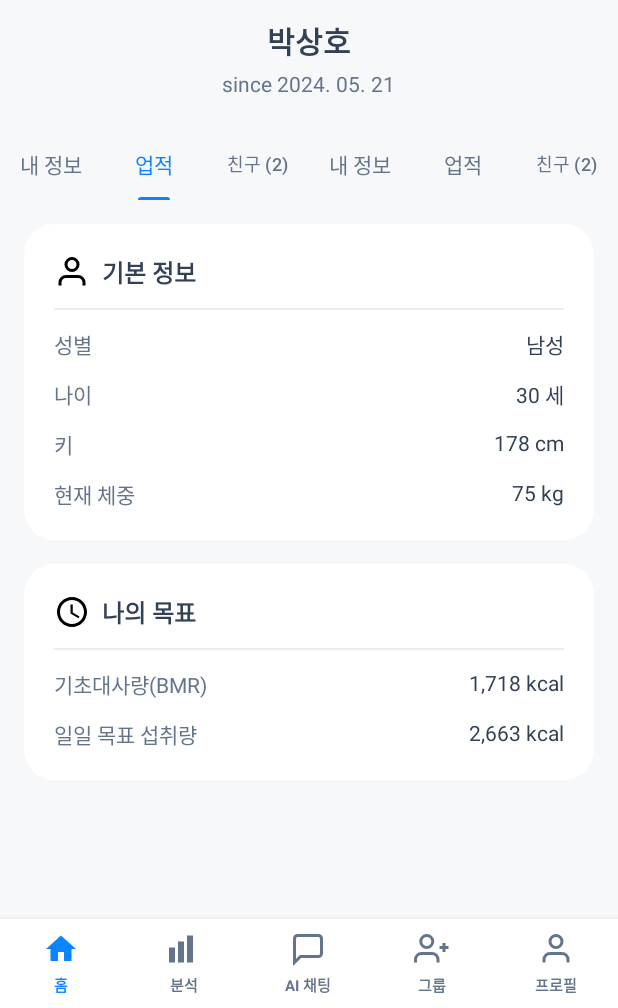
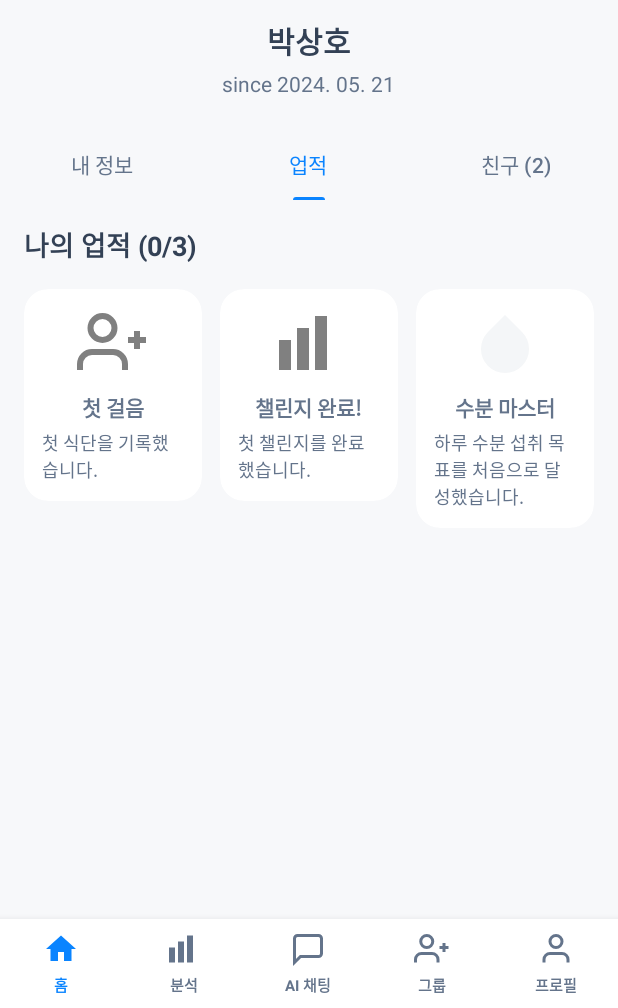
Before and after one commit to lukehemmin/AI_DIET_APP, an Android app: the fragment ProfileFragment placed in its activity, tab 2 chosen, on a phone screen of 412 x 824 dp, the part 228-1236 px from its top. Run offline under Robolectric (Android 15) with nearby library versions, the phone set to English and light mode, and no system bars; libraries missing offline, so code that uses them is left out: com.github.mikephil.charting; 21 statements that could not run were skipped.

```diff
--- /dev/null
+++ b/app/src/main/java/com/lukehemmin/ai_diet_app/adapters/FriendAdapter.java
@@ -0,0 +1,54 @@
+package com.lukehemmin.ai_diet_app.adapters;
+
+import android.view.LayoutInflater;
+import android.view.View;
+import android.view.ViewGroup;
+import android.widget.ImageView;
+import android.widget.TextView;
+
+import androidx.annotation.NonNull;
+import androidx.recyclerview.widget.RecyclerView;
+
+import com.lukehemmin.ai_diet_app.R;
+import com.lukehemmin.ai_diet_app.models.Friend;
+
+import java.util.List;
+
+public class FriendAdapter extends RecyclerView.Adapter<FriendAdapter.FriendViewHolder> {
+
+    private List<Friend> friendList;
+
+    public FriendAdapter(List<Friend> friendList) {
+        this.friendList = friendList;
+    }
+
+    @NonNull
+    @Override
+    public FriendViewHolder onCreateViewHolder(@NonNull ViewGroup parent, int viewType) {
+        View view = LayoutInflater.from(parent.getContext()).inflate(R.layout.item_friend, parent, false);
+        return new FriendViewHolder(view);
+    }
+
+    @Override
+    public void onBindViewHolder(@NonNull FriendViewHolder holder, int position) {
+        Friend friend = friendList.get(position);
+        holder.friendName.setText(friend.getName());
+        holder.friendAvatar.setImageResource(friend.getAvatarResId());
+    }
+
+    @Override
+    public int getItemCount() {
+        return friendList.size();
+    }
+
+    static class FriendViewHolder extends RecyclerView.ViewHolder {
+        ImageView friendAvatar;
+        TextView friendName;
+
+        public FriendViewHolder(@NonNull View itemView) {
+            super(itemView);
+            friendAvatar = itemView.findViewById(R.id.img_friend_avatar);
+            friendName = itemView.findViewById(R.id.txt_friend_name);
+        }
+    }
+}
--- /dev/null
+++ b/app/src/main/java/com/lukehemmin/ai_diet_app/fragments/ProfileAchievementsFragment.java
@@ -0,0 +1,21 @@
+package com.lukehemmin.ai_diet_app.fragments;
+
+import android.os.Bundle;
+import android.view.LayoutInflater;
+import android.view.View;
+import android.view.ViewGroup;
+
+import androidx.annotation.NonNull;
+import androidx.annotation.Nullable;
+import androidx.fragment.app.Fragment;
+
+import com.lukehemmin.ai_diet_app.R;
+
+public class ProfileAchievementsFragment extends Fragment {
+
+    @Nullable
+    @Override
+    public View onCreateView(@NonNull LayoutInflater inflater, @Nullable ViewGroup container, @Nullable Bundle savedInstanceState) {
+        return inflater.inflate(R.layout.fragment_profile_achievements, container, false);
+    }
+}
--- a/app/src/main/java/com/lukehemmin/ai_diet_app/fragments/ProfileFragment.java
+++ b/app/src/main/java/com/lukehemmin/ai_diet_app/fragments/ProfileFragment.java
@@ -17,12 +17,13 @@ import com.google.android.material.tabs.TabLayout;
 import com.google.android.material.tabs.TabLayoutMediator;
 import com.lukehemmin.ai_diet_app.R;
 
+import androidx.viewpager2.adapter.FragmentStateAdapter;
+
 public class ProfileFragment extends Fragment {
 
     private TabLayout tabLayout;
-    private FrameLayout contentContainer;
+    private ViewPager2 viewPager;
     private ImageView btnSettings;
-    private TextView btnEditProfile;
     private TextView txtProfileName, txtSinceDate;
 
     @Nullable
@@ -31,51 +32,37 @@ public class ProfileFragment extends Fragment {
         View view = inflater.inflate(R.layout.fragment_profile, container, false);
 
         initializeViews(view);
-        setupTabs();
+        setupViewPager();
         setupListeners();
         loadProfileData();
-
-        // Load initial content
-        loadProfileInfoContent();
 
         return view;
     }
 
     private void initializeViews(View view) {
         tabLayout = view.findViewById(R.id.tab_layout);
-        contentContainer = view.findViewById(R.id.profile_content_container);
+        viewPager = view.findViewById(R.id.view_pager);
         btnSettings = view.findViewById(R.id.btn_settings);
         txtProfileName = view.findViewById(R.id.txt_profile_name);
         txtSinceDate = view.findViewById(R.id.txt_since_date);
     }
 
-    private void setupTabs() {
-        tabLayout.addTab(tabLayout.newTab().setText(R.string.profile_info));
-        tabLayout.addTab(tabLayout.newTab().setText(R.string.profile_achievements));
-        tabLayout.addTab(tabLayout.newTab().setText("친구 (2)"));
+    private void setupViewPager() {
+        viewPager.setAdapter(new ProfilePagerAdapter(this));
 
-        tabLayout.addOnTabSelectedListener(new TabLayout.OnTabSelectedListener() {
-            @Override
-            public void onTabSelected(TabLayout.Tab tab) {
-                switch (tab.getPosition()) {
+        new TabLayoutMediator(tabLayout, viewPager, (tab, position) -> {
+            switch (position) {
                 case 0:
-                        loadProfileInfoContent();
+                    tab.setText(R.string.profile_info);
                     break;
                 case 1:
-                        // Load achievements content
+                    tab.setText(R.string.profile_achievements);
                     break;
                 case 2:
-                        // Load friends content
+                    tab.setText("친구 (2)");
                     break;
             }
-            }
-
-            @Override
-            public void onTabUnselected(TabLayout.Tab tab) { }
-
-            @Override
-            public void onTabReselected(TabLayout.Tab tab) { }
-        });
+        }).attach();
     }
 
     private void setupListeners() {
@@ -87,13 +74,34 @@ public class ProfileFragment extends Fragment {
         txtSinceDate.setText("since 2024. 05. 21");
     }
 
-    private void loadProfileInfoContent() {
-        View profileInfoView = getLayoutInflater().inflate(R.layout.fragment_profile_info, contentContainer, false);
-        contentContainer.removeAllViews();
-        contentContainer.addView(profileInfoView);
-    }
-
     private void openSettings() {
         // TODO: Open settings
     }
+
+    private static class ProfilePagerAdapter extends FragmentStateAdapter {
+
+        public ProfilePagerAdapter(@NonNull Fragment fragment) {
+            super(fragment);
         }
+
+        @NonNull
+        @Override
+        public Fragment createFragment(int position) {
+            switch (position) {
+                case 0:
+                    return new ProfileInfoFragment();
+                case 1:
+                    return new ProfileAchievementsFragment();
+                case 2:
+                    return new ProfileFriendsFragment();
+                default:
+                    return new Fragment();
+            }
+        }
+
+        @Override
+        public int getItemCount() {
+            return 3;
+        }
+    }
+}
--- /dev/null
+++ b/app/src/main/java/com/lukehemmin/ai_diet_app/fragments/ProfileFriendsFragment.java
@@ -0,0 +1,51 @@
+package com.lukehemmin.ai_diet_app.fragments;
+
+import android.os.Bundle;
+import android.view.LayoutInflater;
+import android.view.View;
+import android.view.ViewGroup;
+
+import androidx.annotation.NonNull;
+import androidx.annotation.Nullable;
+import androidx.fragment.app.Fragment;
+
+import com.lukehemmin.ai_diet_app.R;
+
+import androidx.recyclerview.widget.LinearLayoutManager;
+import androidx.recyclerview.widget.RecyclerView;
+
+import com.lukehemmin.ai_diet_app.adapters.FriendAdapter;
+import com.lukehemmin.ai_diet_app.models.Friend;
+
+import java.util.ArrayList;
+import java.util.List;
+
+public class ProfileFriendsFragment extends Fragment {
+
+    private RecyclerView recyclerView;
+    private FriendAdapter adapter;
+    private List<Friend> friendList;
+
+    @Nullable
+    @Override
+    public View onCreateView(@NonNull LayoutInflater inflater, @Nullable ViewGroup container, @Nullable Bundle savedInstanceState) {
+        View view = inflater.inflate(R.layout.fragment_profile_friends, container, false);
+
+        recyclerView = view.findViewById(R.id.rv_friends);
+        recyclerView.setLayoutManager(new LinearLayoutManager(getContext()));
+
+        loadFriends();
+
+        adapter = new FriendAdapter(friendList);
+        recyclerView.setAdapter(adapter);
+
+        return view;
+    }
+
+    private void loadFriends() {
+        friendList = new ArrayList<>();
+        // Mock data, replace with actual data source
+        friendList.add(new Friend("안병은", R.drawable.ic_launcher_foreground));
+        friendList.add(new Friend("김철수", R.drawable.ic_launcher_foreground));
+    }
+}
--- /dev/null
+++ b/app/src/main/java/com/lukehemmin/ai_diet_app/fragments/ProfileInfoFragment.java
@@ -0,0 +1,21 @@
+package com.lukehemmin.ai_diet_app.fragments;
+
+import android.os.Bundle;
+import android.view.LayoutInflater;
+import android.view.View;
+import android.view.ViewGroup;
+
+import androidx.annotation.NonNull;
+import androidx.annotation.Nullable;
+import androidx.fragment.app.Fragment;
+
+import com.lukehemmin.ai_diet_app.R;
+
+public class ProfileInfoFragment extends Fragment {
+
+    @Nullable
+    @Override
+    public View onCreateView(@NonNull LayoutInflater inflater, @Nullable ViewGroup container, @Nullable Bundle savedInstanceState) {
+        return inflater.inflate(R.layout.fragment_profile_info, container, false);
+    }
+}
--- /dev/null
+++ b/app/src/main/java/com/lukehemmin/ai_diet_app/models/Friend.java
@@ -0,0 +1,19 @@
+package com.lukehemmin.ai_diet_app.models;
+
+public class Friend {
+    private String name;
+    private int avatarResId;
+
+    public Friend(String name, int avatarResId) {
+        this.name = name;
+        this.avatarResId = avatarResId;
+    }
+
+    public String getName() {
+        return name;
+    }
+
+    public int getAvatarResId() {
+        return avatarResId;
+    }
+}
--- a/app/src/main/res/layout/fragment_profile.xml
+++ b/app/src/main/res/layout/fragment_profile.xml
@@ -89,10 +89,10 @@
         </com.google.android.material.tabs.TabLayout>
 
         <!-- Content Area -->
-        <FrameLayout
-            android:id="@+id/profile_content_container"
+        <androidx.viewpager2.widget.ViewPager2
+            android:id="@+id/view_pager"
             android:layout_width="match_parent"
-            android:layout_height="wrap_content" />
+            android:layout_height="match_parent" />
 
     </LinearLayout>
 </ScrollView>
--- /dev/null
+++ b/app/src/main/res/layout/fragment_profile_achievements.xml
@@ -0,0 +1,148 @@
+<?xml version="1.0" encoding="utf-8"?>
+<LinearLayout xmlns:android="http://schemas.android.com/apk/res/android"
+    xmlns:app="http://schemas.android.com/apk/res-auto"
+    android:layout_width="match_parent"
+    android:layout_height="match_parent"
+    android:orientation="vertical"
+    android:padding="@dimen/spacing_lg"
+    android:background="@color/gray_90">
+
+    <TextView
+        android:layout_width="wrap_content"
+        android:layout_height="wrap_content"
+        android:text="나의 업적 (0/3)"
+        android:textColor="@color/gray_text"
+        android:textSize="@dimen/text_lg"
+        android:textStyle="bold" />
+
+    <LinearLayout
+        android:layout_width="match_parent"
+        android:layout_height="wrap_content"
+        android:layout_marginTop="@dimen/spacing_lg"
+        android:orientation="horizontal">
+
+        <!-- Achievement 1 -->
+        <androidx.cardview.widget.CardView
+            android:layout_width="0dp"
+            android:layout_height="wrap_content"
+            android:layout_weight="1"
+            app:cardBackgroundColor="@color/white"
+            app:cardCornerRadius="@dimen/corner_radius_lg"
+            app:cardElevation="0dp">
+
+            <LinearLayout
+                android:layout_width="match_parent"
+                android:layout_height="wrap_content"
+                android:gravity="center_horizontal"
+                android:orientation="vertical"
+                android:padding="@dimen/spacing_md">
+
+                <ImageView
+                    android:layout_width="48dp"
+                    android:layout_height="48dp"
+                    android:alpha="0.5"
+                    android:src="@drawable/ic_groups_outline" />
+
+                <TextView
+                    android:layout_width="wrap_content"
+                    android:layout_height="wrap_content"
+                    android:layout_marginTop="@dimen/spacing_sm"
+                    android:text="첫 걸음"
+                    android:textColor="@color/gray_subtext"
+                    android:textStyle="bold" />
+
+                <TextView
+                    android:layout_width="wrap_content"
+                    android:layout_height="wrap_content"
+                    android:layout_marginTop="@dimen/spacing_xs"
+                    android:text="첫 식단을 기록했습니다."
+                    android:textColor="@color/gray_subtext"
+                    android:textSize="@dimen/text_sm" />
+            </LinearLayout>
+        </androidx.cardview.widget.CardView>
+
+        <!-- Achievement 2 -->
+        <androidx.cardview.widget.CardView
+            android:layout_width="0dp"
+            android:layout_height="wrap_content"
+            android:layout_marginStart="@dimen/spacing_md"
+            android:layout_weight="1"
+            app:cardBackgroundColor="@color/white"
+            app:cardCornerRadius="@dimen/corner_radius_lg"
+            app:cardElevation="0dp">
+
+            <LinearLayout
+                android:layout_width="match_parent"
+                android:layout_height="wrap_content"
+                android:gravity="center_horizontal"
+                android:orientation="vertical"
+                android:padding="@dimen/spacing_md">
+
+                <ImageView
+                    android:layout_width="48dp"
+                    android:layout_height="48dp"
+                    android:alpha="0.5"
+                    android:src="@drawable/ic_analysis_outline" />
+
+                <TextView
+                    android:layout_width="wrap_content"
+                    android:layout_height="wrap_content"
+                    android:layout_marginTop="@dimen/spacing_sm"
+                    android:text="챌린지 완료!"
+                    android:textColor="@color/gray_subtext"
+                    android:textStyle="bold" />
+
+                <TextView
+                    android:layout_width="wrap_content"
+                    android:layout_height="wrap_content"
+                    android:layout_marginTop="@dimen/spacing_xs"
+                    android:text="첫 챌린지를 완료했습니다."
+                    android:textColor="@color/gray_subtext"
+                    android:textSize="@dimen/text_sm" />
+            </LinearLayout>
+        </androidx.cardview.widget.CardView>
+
+        <!-- Achievement 3 -->
+        <androidx.cardview.widget.CardView
+            android:layout_width="0dp"
+            android:layout_height="wrap_content"
+            android:layout_marginStart="@dimen/spacing_md"
+            android:layout_weight="1"
+            app:cardBackgroundColor="@color/white"
+            app:cardCornerRadius="@dimen/corner_radius_lg"
+            app:cardElevation="0dp">
+
+            <LinearLayout
+                android:layout_width="match_parent"
+                android:layout_height="wrap_content"
+                android:gravity="center_horizontal"
+                android:orientation="vertical"
+                android:padding="@dimen/spacing_md">
+
+                <ImageView
+                    android:layout_width="48dp"
+                    android:layout_height="48dp"
+                    android:alpha="0.5"
+                    android:src="@drawable/ic_water_drop" />
+
+                <TextView
+                    android:layout_width="wrap_content"
+                    android:layout_height="wrap_content"
+                    android:layout_marginTop="@dimen/spacing_sm"
+                    android:text="수분 마스터"
+                    android:textColor="@color/gray_subtext"
+                    android:textStyle="bold" />
+
+                <TextView
+                    android:layout_width="wrap_content"
+                    android:layout_height="wrap_content"
+                    android:layout_marginTop="@dimen/spacing_xs"
+                    android:text="하루 수분 섭취 목표를 처음으로 달성했습니다."
+                    android:textColor="@color/gray_subtext"
+                    android:textSize="@dimen/text_sm" />
+            </LinearLayout>
+        </androidx.cardview.widget.CardView>
+
+    </LinearLayout>
+
+</LinearLayout>
```
Also changed, not shown: app/src/main/res/layout/tab_profile_achievements.xml (deleted, +0 -209 lines), app/src/main/res/layout/fragment_profile_friends.xml (renamed from app/src/main/res/layout/tab_profile_friends.xml). Lines whose indentation alone changed are shown as unchanged.
